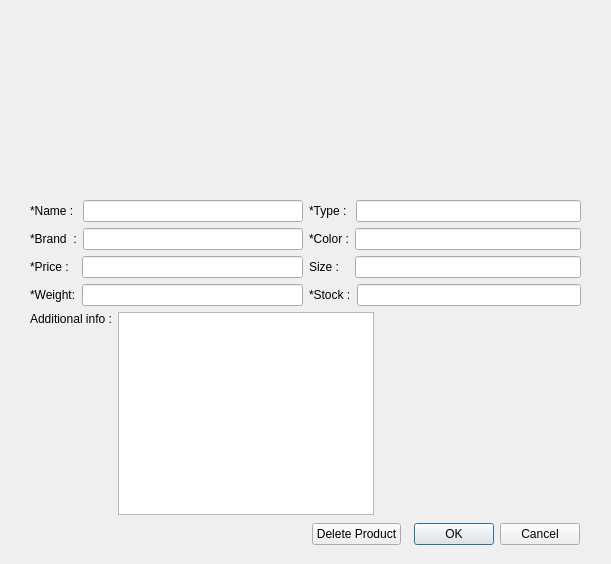
The window that AP/costumer_products.ui (AP-projects-4001/Guys) describes before a commit, drawn with Qt 5.
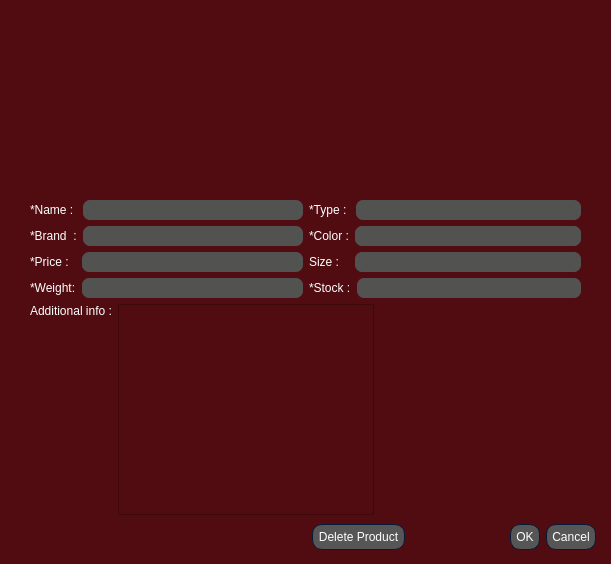
The same window after the commit. Icons and pictures are not drawn.

Commit message: Fix UI for every account

```diff
--- a/AP/costumer_products.ui
+++ b/AP/costumer_products.ui
@@ -25,6 +25,679 @@
   <property name="windowTitle">
    <string>Dialog</string>
   </property>
+  <property name="styleSheet">
+   <string notr="true">
+QWidget
+{
+	background-color: #500c10;
+	color: #ffffff;
+	border-color: #051a39;
+
+}
+
+
+QLabel
+{
+	background-color: transparent;
+	color: #ffffff;
+
+}
+
+
+QToolTip
+{
+	border : 1px solid #500c10;
+	background-color: #26264f;
+	color: #ffffff;
+	border-color: #051a39;
+
+}
+QPushButton
+{
+	background-color: #565656;
+	color: #ffffff;
+	border-style: solid;
+	border-width: 1px;
+	border-radius: 10px;
+	border-color: #051a39;
+	padding: 5px;
+
+}
+
+
+QPushButton::disabled
+{
+	background-color: #404040;
+	color: #656565;
+	border-color: #051a39;
+
+}
+
+
+QPushButton::hover
+{
+	background-color: #8399ff;
+	color: #ffffff;
+	border-style: solid;
+	border-width: 1px;
+	border-radius: 10px;
+	border-color: #051a39;
+	padding: 5px;
+}
+
+
+QPushButton::pressed
+{
+	background-color: #4969ff;
+	color: #ffffff;
+	border-style: solid;
+	border-width: 1px;
+	border-radius: 10px;
+	border-color: #051a39;
+	padding: 5px;
+
+}
+
+QComboBox
+{
+    background-color: #565656;
+    border: 1px solid;
+    border-radius: 3px;
+    padding-left: 6px;
+    color: #ffffff;
+    height: 20px;
+
+}
+
+
+QComboBox::disabled
+{
+	background-color: #404040;
+	color: #656565;
+	border-color: #051a39;
+
+}
+
+
+QComboBox:hover
+{
+    background-color: #8399ff;
+}
+
+
+QComboBox:on
+{
+    background-color: #4969ff;
+
+}
+
+
+QComboBox QAbstractItemView
+{
+    background-color: #383838;
+    color: #ffffff;
+    border: 1px solid black;
+    selection-background-color: #4969ff;
+    selection-color: #ffffff;
+    outline: 0;
+
+}
+
+QComboBox::drop-down
+{
+    subcontrol-origin: padding;
+    subcontrol-position: top right;
+    width: 15px;
+    border-left-width: 0px;
+    border-left-color: darkgray;
+    border-left-style: solid; 
+    border-top-right-radius: 3px; 
+    border-bottom-right-radius: 3px;
+
+}
+
+
+QComboBox::down-arrow
+{
+    image: url(://arrow-down.png);
+    width: 8px;
+    height: 8px;
+}
+
+
+QSpinBox
+{
+	background-color: #525251;
+	color: #ffffff;
+	border: 1px solid #051a39;
+	border-radius: 3px;
+	padding : 2px;
+}
+
+QLineEdit
+{
+	background-color: #525251;
+	color: #ffffff;
+	border-width: 1px;
+	border-radius: 7px;
+	border-color: #051a39;
+	padding: 2px;
+
+}
+
+QLineEdit::disabled
+{
+	background-color: #404040;
+	color: #656565;
+	border-width: 1px;
+	border-radius: 7px;
+	border-color: #051a39;
+	padding: 2px;
+
+}
+
+QTextEdit
+{
+	background-color: #ffffff;
+	color: #010201;
+	border-color: #051a39;
+
+}
+
+
+QTextEdit::disabled
+{
+	background-color: #404040;
+	color: #656565;
+	border-color: #051a39;
+
+}
+
+QCheckBox::indicator
+{
+    color: #b1b1b1;
+    background-color: #323232;
+    border: 1px solid #b1b1b1;
+    width: 12px;
+    height: 12px;
+
+}
+
+
+QCheckBox::indicator:checked
+{
+    image:url(://checkbox.png);
+    border: 1px solid #565656;
+
+}
+
+
+QCheckBox::disabled
+{
+	color: #656565;
+
+}
+
+
+QCheckBox::indicator:disabled
+{
+	background-color: #656565;
+	color: #656565;
+    border: 1px solid #656565;
+
+}
+
+
+QRadioButton::indicator::unchecked
+{ 
+	border: 2px inset gray; 
+	border-radius: 5px; 
+	background-color:  #fff;
+	width: 9px; 
+	height: 9px; 
+
+}
+
+
+QRadioButton::indicator::unchecked:hover
+{ 
+	border: 2px solid #565656; 
+	border-radius: 5px; 
+	background-color:  #fff;
+	width: 9px; 
+	height: 9px; 
+
+}
+
+
+QRadioButton::indicator::checked
+{ 
+	border: 2px inset darkgray; 
+	border-radius: 5px; 
+	background-color: #4969ff; 
+	width: 9px; 
+	height: 9px; 
+
+}
+
+
+QRadioButton::disabled
+{
+	color: #656565;
+
+}
+
+
+QRadioButton::indicator:disabled
+{
+	background-color: #656565;
+	color: #656565;
+    border: 2px solid #656565;
+
+}
+
+
+QTableView
+{
+    background-color: #242526;
+    border: 1px solid #32414B;
+    color: #f0f0f0;
+    gridline-color: #8faaff;
+    outline : 0;
+
+}
+
+
+QTableView::disabled
+{
+    background-color: #242526;
+    border: 1px solid #32414B;
+    color: #656565;
+    gridline-color: #656565;
+    outline : 0;
+
+}
+
+
+QTableView::item:hover 
+{
+    background-color: #26264f;
+    color: #f0f0f0;
+
+}
+
+
+QTableView::item:selected 
+{
+    background-color: #1a1b1c;
+    border: 2px solid #4969ff;
+    color: #F0F0F0;
+
+}
+
+
+QTableView::item:selected:disabled
+{
+    background-color: #1a1b1c;
+    border: 2px solid #525251;
+    color: #656565;
+
+}
+
+
+QTableCornerButton::section
+{
+    background-color: #505050;
+    color: #fff;
+
+}
+
+
+QHeaderView::section
+{
+    background-color: #525251;
+    color: #fff;
+    text-align: left;
+	padding: 4px;
+	
+}
+
+
+QHeaderView::section:disabled
+{
+    background-color: #525251;
+    color: #656565;
+
+}
+
+
+
+
+
+
+QHeaderView::section::vertical::first,
+QHeaderView::section::vertical::only-one
+{
+    border-top: 1px solid #353635;
+
+}
+
+
+QHeaderView::section::vertical
+{
+    border-top: 1px solid #353635;
+
+}
+
+
+QHeaderView::section::horizontal::first,
+QHeaderView::section::horizontal::only-one
+{
+    border-left: 1px solid #353635;
+
+}
+
+
+QHeaderView::section::horizontal
+{
+    border-left: 1px solid #353635;
+
+}
+
+
+QTabBar::tab
+{
+	background-color: #262626;
+	color: #ffffff;
+	border-style: solid;
+	border-width: 1px;
+	border-top-left-radius: 3px;
+	border-top-right-radius: 3px;
+	border-color: #051a39;
+	padding: 5px;
+
+}
+
+
+QTabBar::tab:disabled
+{
+	background-color: #656565;
+	color: #656565;
+}
+
+
+QTabWidget::pane 
+{
+	background-color: #262626;
+	color: #ffffff;
+    border: 1px solid;
+    border-color: #565656;
+
+}
+
+
+QTabBar::tab:selected
+{
+    background-color: #565656;
+	color: #ffffff;
+	border-style: solid;
+	border-width: 1px;
+	border-top-left-radius: 3px;
+	border-top-right-radius: 3px;
+	border-color: #051a39;
+	padding: 5px;
+
+}
+
+
+QTabBar::tab:selected:disabled
+{
+	background-color: #404040;
+	color: #656565;
+
+}
+
+
+QTabBar::tab:!selected 
+{
+    background-color: #262626;
+
+}
+
+
+QTabBar::tab:!selected:hover 
+{
+    background-color: #8399ff;
+
+}
+
+
+QTabBar::tab:top:!selected 
+{
+    margin-top: 3px;
+
+}
+
+
+QTabBar::tab:bottom:!selected 
+{
+    margin-bottom: 3px;
+
+}
+
+
+QTabBar::tab:top, QTabBar::tab:bottom 
+{
+    min-width: 8ex;
+    margin-right: -1px;
+    padding: 5px 10px 5px 10px;
+
+}
+
+
+QTabBar::tab:top:selected 
+{
+    border-bottom-color: none;
+
+}
+
+
+QTabBar::tab:bottom:selected 
+{
+    border-top-color: none;
+
+}
+
+
+QTabBar::tab:top:last, QTabBar::tab:bottom:last,
+QTabBar::tab:top:only-one, QTabBar::tab:bottom:only-one 
+{
+    margin-right: 0;
+
+}
+
+
+QTabBar::tab:left:!selected 
+{
+    margin-right: 3px;
+
+}
+
+
+QTabBar::tab:right:!selected
+{
+    margin-left: 3px;
+
+}
+
+
+QTabBar::tab:left, QTabBar::tab:right 
+{
+    min-height: 8ex;
+    margin-bottom: -1px;
+    padding: 10px 5px 10px 5px;
+
+}
+
+
+QTabBar::tab:left:selected 
+{
+    border-left-color: none;
+
+}
+
+
+QTabBar::tab:right:selected 
+{
+    border-right-color: none;
+
+}
+
+
+QTabBar::tab:left:last, QTabBar::tab:right:last,
+QTabBar::tab:left:only-one, QTabBar::tab:right:only-one 
+{
+    margin-bottom: 0;
+
+}
+
+
+QScrollBar:horizontal
+{
+    border: 1px solid #222222;
+    background-color: #3d3d3d;
+    height: 13px;
+    margin: 0px 16px 0 16px;
+
+}
+
+
+QScrollBar::handle:horizontal
+{
+    background: #565656;
+    min-height: 20px;
+
+}
+
+
+QScrollBar::add-line:horizontal
+{
+    border: 1px solid #1b1b19;
+    background-color: #565656;
+    width: 14px;
+    subcontrol-position: right;
+    subcontrol-origin: margin;
+
+}
+
+
+QScrollBar::sub-line:horizontal
+{
+    border: 1px solid #1b1b19;
+    background-color: #565656;
+    width: 14px;
+    subcontrol-position: left;
+    subcontrol-origin: margin;
+
+}
+
+
+QScrollBar::right-arrow:horizontal
+{
+    width: 6px;
+    height: 6px;
+
+}
+
+
+QScrollBar::left-arrow:horizontal
+{
+    width: 6px;
+    height: 6px;
+
+}
+
+
+QScrollBar::add-page:horizontal, QScrollBar::sub-page:horizontal
+{
+    background: none;
+
+}
+
+
+QScrollBar:vertical
+{
+    background-color: #3d3d3d;
+    width: 13px;
+    margin: 16px 0 16px 0;
+    border: 1px solid #222222;
+
+}
+
+
+QScrollBar::handle:vertical
+{
+    background-color: #565656;
+    min-height: 20px;
+
+}
+
+
+QScrollBar::add-line:vertical
+{
+    border: 1px solid #1b1b19;
+    background-color: #565656;
+    height: 14px;
+    subcontrol-position: bottom;
+    subcontrol-origin: margin;
+
+}
+
+
+QScrollBar::sub-line:vertical
+{
+    border: 1px solid #1b1b19;
+    background-color: #565656;
+    height: 14px;
+    subcontrol-position: top;
+    subcontrol-origin: margin;
+
+}
+
+
+QScrollBar::up-arrow:vertical
+{
+    width: 6px;
+    height: 6px;
+
+}
+
+
+QScrollBar::down-arrow:vertical
+{
+    width: 6px;
+    height: 6px;
+
+}
+
+
+QScrollBar::add-page:vertical, QScrollBar::sub-page:vertical
+{
+    background: none;
+
+}
+
+QStatusBar
+{
+	background-color: #565656;
+	color: #ffffff;
+	border-color: #051a39;
+
+}
+
+
+</string>
+  </property>
   <widget class="QLabel" name="image_label">
    <property name="geometry">
     <rect>
@@ -227,8 +900,8 @@
     <rect>
      <x>312</x>
      <y>520</y>
-     <width>268</width>
-     <height>28</height>
+     <width>284</width>
+     <height>34</height>
     </rect>
    </property>
    <layout class="QHBoxLayout" name="horizontalLayout_12">
```
The commit also changes 7 other files.
